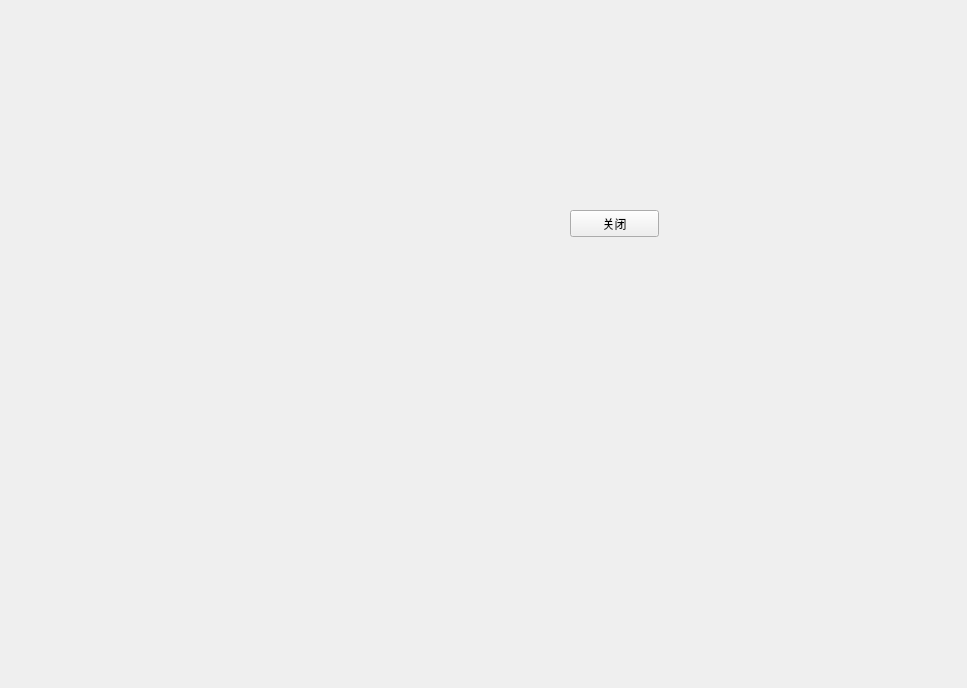
This is eye_track/eyetrack.ui in FrankOcean/smartcabin as Qt 5 draws it before an edit. The edited form follows.
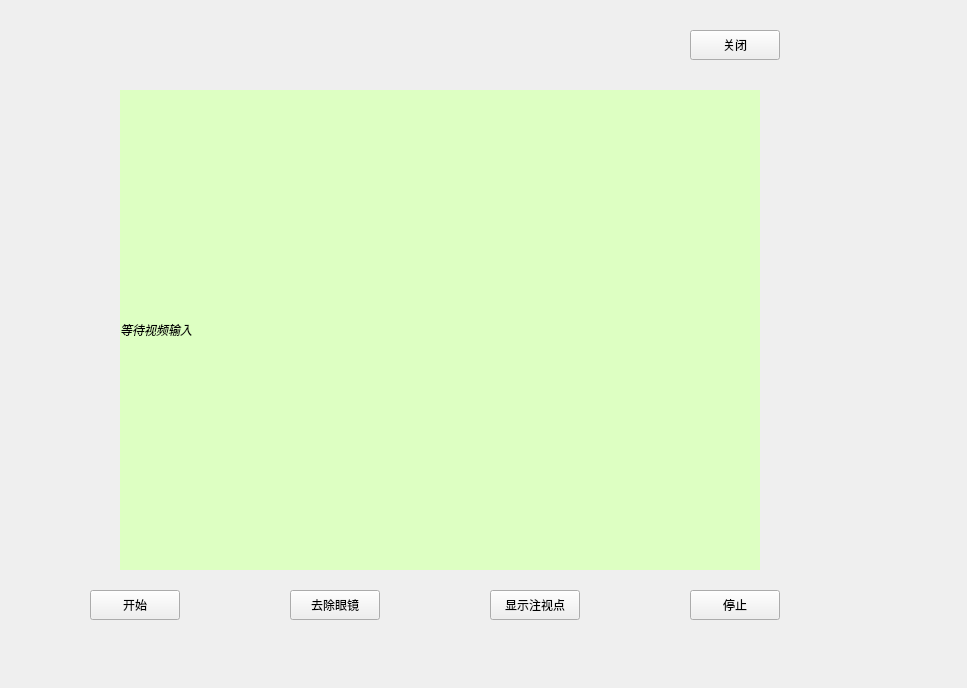
This is the edited form.

Commit message: 眼动追踪第一版，包括基础去眼睛和注视估计功能

Patch:
```diff
--- a/eye_track/eyetrack.ui
+++ b/eye_track/eyetrack.ui
@@ -10,16 +10,93 @@
     <height>688</height>
    </rect>
   </property>
+  <property name="minimumSize">
+   <size>
+    <width>967</width>
+    <height>688</height>
+   </size>
+  </property>
   <property name="windowTitle">
    <string>Form</string>
   </property>
   <widget class="QPushButton" name="pushButton">
    <property name="geometry">
     <rect>
-     <x>570</x>
-     <y>210</y>
-     <width>89</width>
-     <height>27</height>
+     <x>490</x>
+     <y>590</y>
+     <width>90</width>
+     <height>30</height>
+    </rect>
+   </property>
+   <property name="text">
+    <string>显示注视点</string>
+   </property>
+  </widget>
+  <widget class="QPushButton" name="stop">
+   <property name="geometry">
+    <rect>
+     <x>690</x>
+     <y>590</y>
+     <width>90</width>
+     <height>30</height>
+    </rect>
+   </property>
+   <property name="text">
+    <string>停止</string>
+   </property>
+  </widget>
+  <widget class="QPushButton" name="btn_start">
+   <property name="geometry">
+    <rect>
+     <x>90</x>
+     <y>590</y>
+     <width>90</width>
+     <height>30</height>
+    </rect>
+   </property>
+   <property name="text">
+    <string>开始</string>
+   </property>
+  </widget>
+  <widget class="QPushButton" name="btn_remove_glass">
+   <property name="geometry">
+    <rect>
+     <x>290</x>
+     <y>590</y>
+     <width>90</width>
+     <height>30</height>
+    </rect>
+   </property>
+   <property name="text">
+    <string>去除眼镜</string>
+   </property>
+  </widget>
+  <widget class="QLabel" name="btn_label">
+   <property name="geometry">
+    <rect>
+     <x>120</x>
+     <y>90</y>
+     <width>640</width>
+     <height>480</height>
+    </rect>
+   </property>
+   <property name="styleSheet">
+    <string notr="true">background-color:rgb(221, 255, 194);</string>
+   </property>
+   <property name="text">
+    <string>&lt;html&gt;&lt;head/&gt;&lt;body&gt;&lt;p&gt;&lt;span style=&quot; font-style:italic;&quot;&gt;等待视频输入&lt;/span&gt;&lt;/p&gt;&lt;/body&gt;&lt;/html&gt;</string>
+   </property>
+   <property name="wordWrap">
+    <bool>false</bool>
+   </property>
+  </widget>
+  <widget class="QPushButton" name="btn_close">
+   <property name="geometry">
+    <rect>
+     <x>690</x>
+     <y>30</y>
+     <width>90</width>
+     <height>30</height>
     </rect>
    </property>
    <property name="text">
```
Left out of the diff: 8 changed lines with no effect on the pictures. The commit also changes 138 other files.
